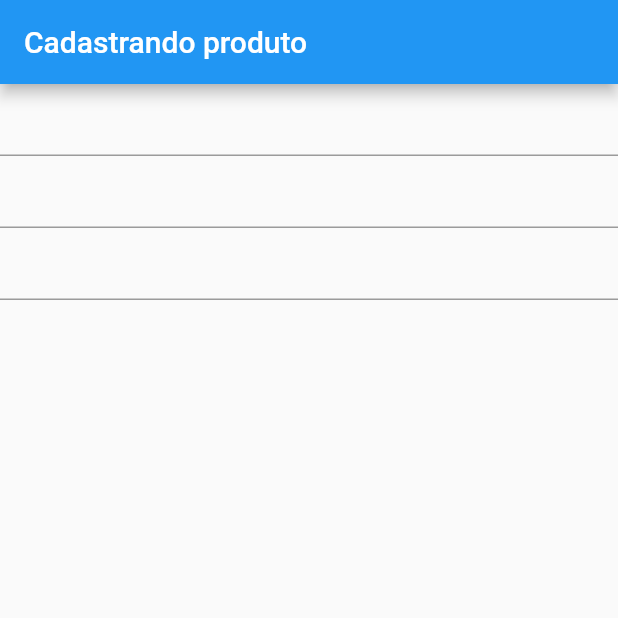
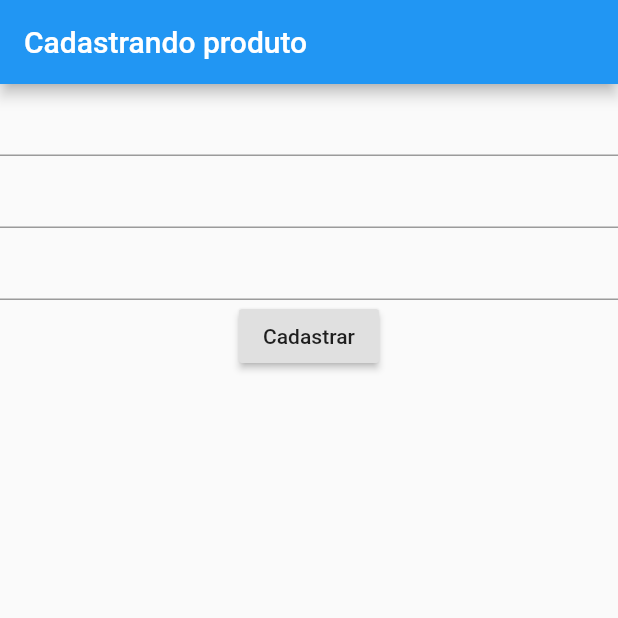
Before and after one commit to tarcisioribeiro-zz/Flutter, a Flutter app: the screen it shows after launch, on a phone screen of 412 x 824 dp, the top half of it. Run offline on Flutter 3.47's test engine with Material 2 defaults, Android fonts, the phone set to English and light mode, and no system bars; our stand-ins replace shared_preferences.

Commit message:
Adicionando um botão

```diff
--- a/formulario/lib/main.dart
+++ b/formulario/lib/main.dart
@@ -16,6 +16,10 @@ class MyApp extends StatelessWidget {
             TextField(),
             TextField(),
             TextField(),
+            RaisedButton(
+              child: Text('Cadastrar'),
+              onPressed: () {},
+            )
           ],
         ),
       ),
```
